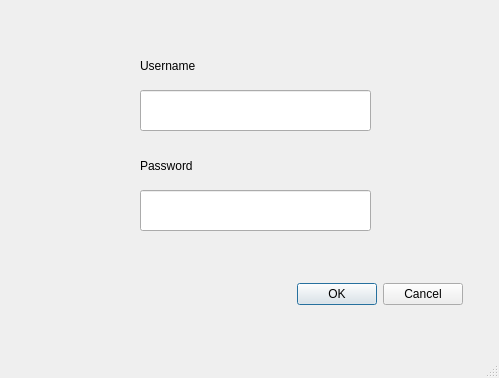
Shaoor-Munir/LibraryManagementSystem, file loginwindow.ui: the form before one commit.
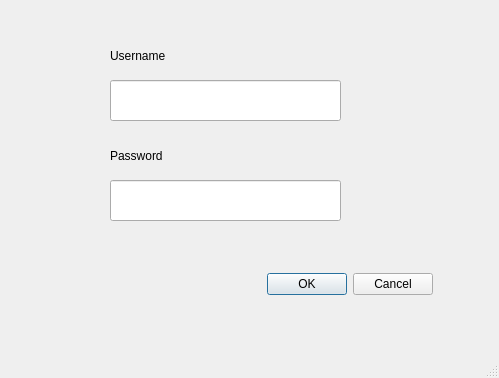
The form after the commit.

Patch:
```diff
--- a/loginwindow.ui
+++ b/loginwindow.ui
@@ -17,8 +17,8 @@
    <widget class="QLineEdit" name="username">
     <property name="geometry">
      <rect>
-      <x>140</x>
-      <y>90</y>
+      <x>110</x>
+      <y>80</y>
       <width>231</width>
       <height>41</height>
      </rect>
@@ -30,8 +30,8 @@
    <widget class="QLineEdit" name="password">
     <property name="geometry">
      <rect>
-      <x>140</x>
-      <y>190</y>
+      <x>110</x>
+      <y>180</y>
       <width>231</width>
       <height>41</height>
      </rect>
@@ -49,8 +49,8 @@
    <widget class="QDialogButtonBox" name="buttonBox">
     <property name="geometry">
      <rect>
-      <x>270</x>
-      <y>280</y>
+      <x>240</x>
+      <y>270</y>
       <width>193</width>
       <height>28</height>
      </rect>
@@ -62,8 +62,8 @@
    <widget class="QLabel" name="label">
     <property name="geometry">
      <rect>
-      <x>140</x>
-      <y>50</y>
+      <x>110</x>
+      <y>40</y>
       <width>131</width>
       <height>31</height>
      </rect>
@@ -78,8 +78,8 @@
    <widget class="QLabel" name="label_2">
     <property name="geometry">
      <rect>
-      <x>140</x>
-      <y>150</y>
+      <x>110</x>
+      <y>140</y>
       <width>121</width>
       <height>31</height>
      </rect>
```
Left out of the diff: 8 changed lines with no effect on the pictures.
